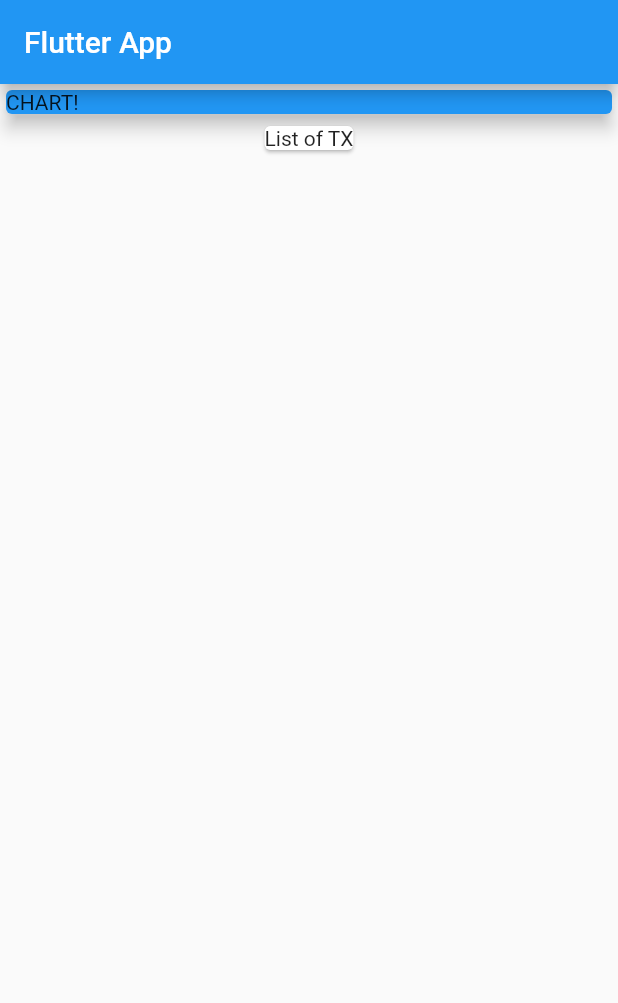
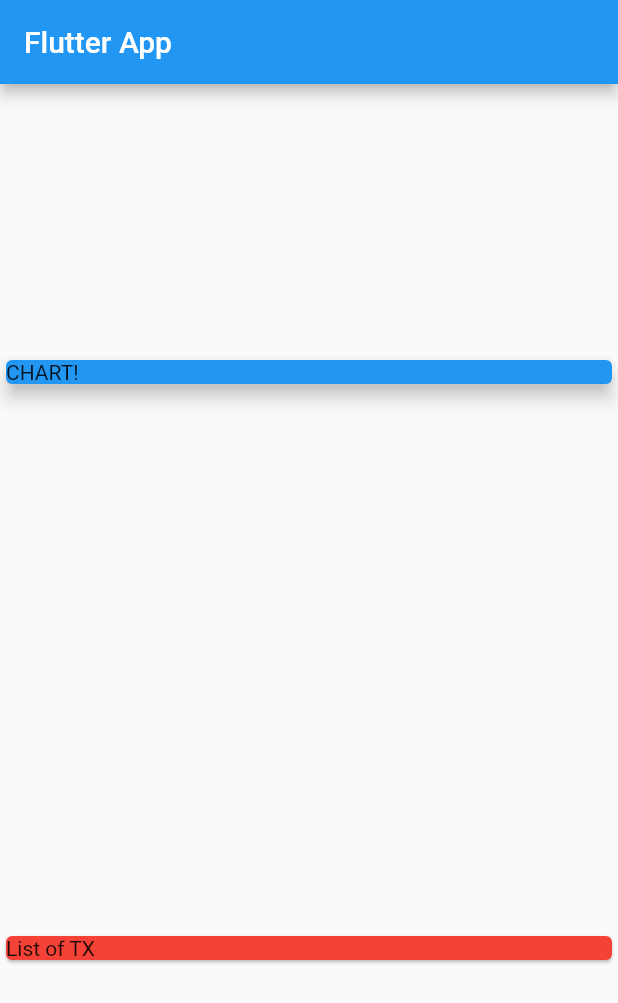
Before and after one commit to rajbhensdadiya/expenseplanner, a Flutter app: the screen it shows after launch, on a phone screen of 412 x 824 dp. Shown: the top 1003 px of the screen. Run offline on Flutter 3.47's test engine with Material 2 defaults, Android fonts, the phone set to English and light mode, and no system bars.

Commit message:
update main, add transaction

```diff
--- a/lib/main.dart
+++ b/lib/main.dart
@@ -1,4 +1,5 @@
 import 'package:flutter/material.dart';
+import './transaction.dart';
 
 void main() => runApp(MyApp());
 
@@ -13,6 +14,21 @@ class MyApp extends StatelessWidget {
 }
 
 class MyHomePage extends StatelessWidget {
+  final List<Transaction> transactions = [
+    Transaction(
+      id: 't1',
+      title: 'iPhone 12 Pro Max',
+      amount: 1299.99,
+      date: DateTime.now(),
+    ),
+    Transaction(
+      id: 't2',
+      title: 'iWatch series 6',
+      amount: 799.99,
+      date: DateTime.now(),
+    ),
+  ];
+
   @override
   Widget build(BuildContext context) {
     return Scaffold(
@@ -20,6 +36,8 @@ class MyHomePage extends StatelessWidget {
         title: Text('Flutter App'),
       ),
       body: Column(
+        mainAxisAlignment: MainAxisAlignment.spaceAround,
+        crossAxisAlignment: CrossAxisAlignment.stretch,
         children: <Widget>[
           Container(
             width: double.infinity,
@@ -30,6 +48,7 @@ class MyHomePage extends StatelessWidget {
             ),
           ),
           Card(
+            color: Colors.red,
             child: Text("List of TX"),
           ),
         ],
--- /dev/null
+++ b/lib/transaction.dart
@@ -0,0 +1,15 @@
+import 'package:flutter/foundation.dart';
+
+class Transaction {
+  final String id;
+  final String title;
+  final double amount;
+  final DateTime date;
+
+  Transaction({
+    @required this.id,
+    @required this.title,
+    @required this.amount,
+    @required this.date,
+  });
+}
```
